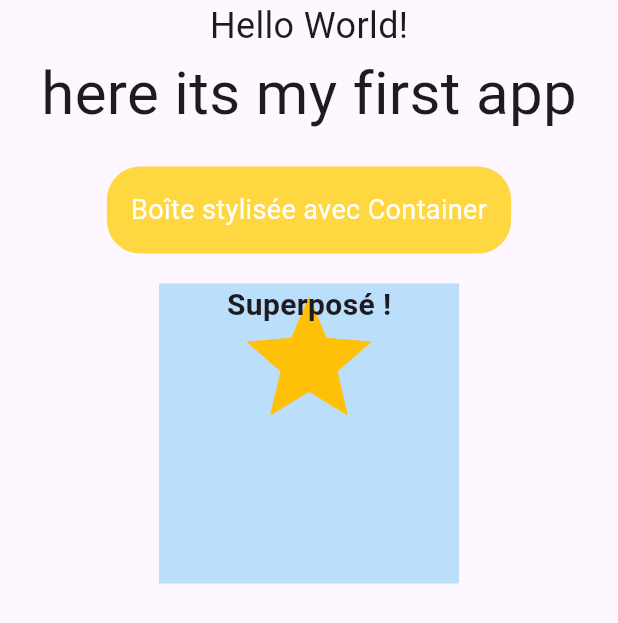
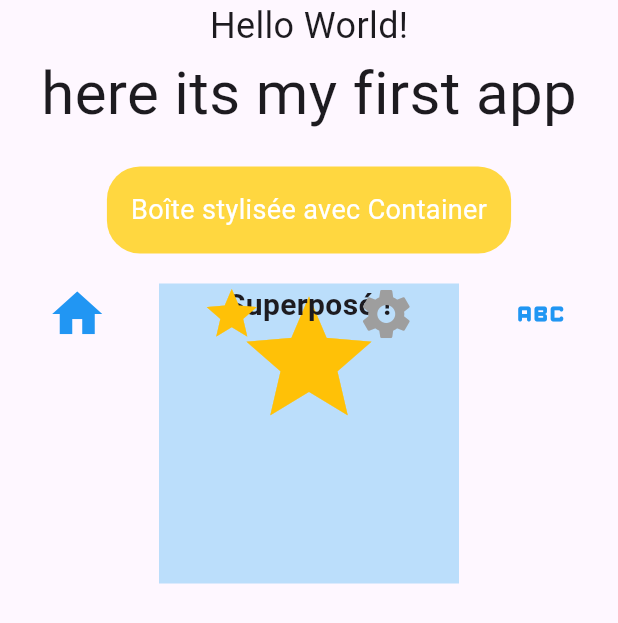
Before and after one commit to hachemsouyadi/mon-atelier-2-flutter-, a Flutter app: the screen it shows after launch, on a phone screen of 412 x 824 dp. Shown: the top 623 px of the screen. Run offline on Flutter 3.47's test engine with Material 3 defaults, Android fonts, the phone set to English and light mode, and no system bars.

Commit message:
nouvelle modification

```diff
--- a/lib/main.dart
+++ b/lib/main.dart
@@ -36,6 +36,20 @@ class MainApp extends StatelessWidget {
                     Text("Superposé !",
                     style: TextStyle(fontSize: 20, fontWeight: FontWeight.bold),
                     ),
+                    Row(mainAxisAlignment: MainAxisAlignment.spaceAround,
+                    crossAxisAlignment: CrossAxisAlignment.center,
+                    children: [
+                      Icon(Icons.home, color: Colors.blue, size: 40),
+                      Icon(Icons.star, color: Colors.amber, size: 40),
+                      Icon(Icons.settings, color: Colors.grey, size: 40),
+                      Icon(Icons.abc_rounded,color: Colors.blue,size: 40),
+
+
+
+
+
+ ],
+),
                     ]
 
 
```
